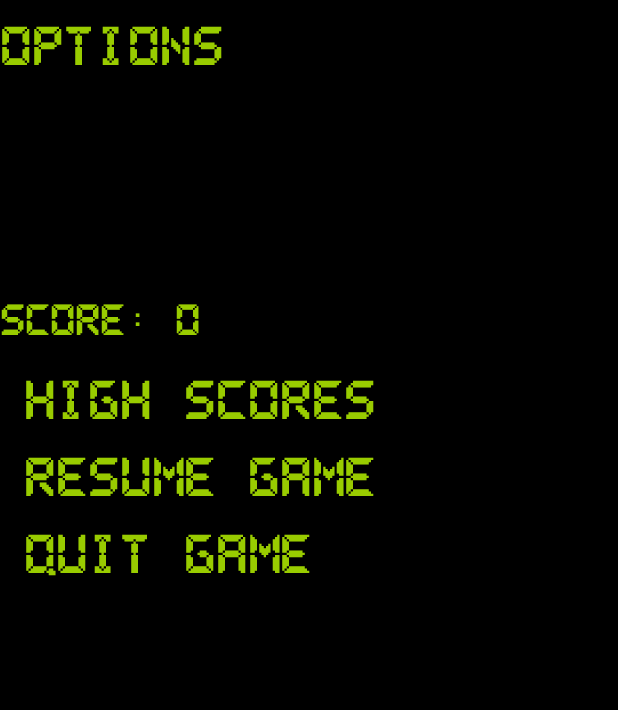
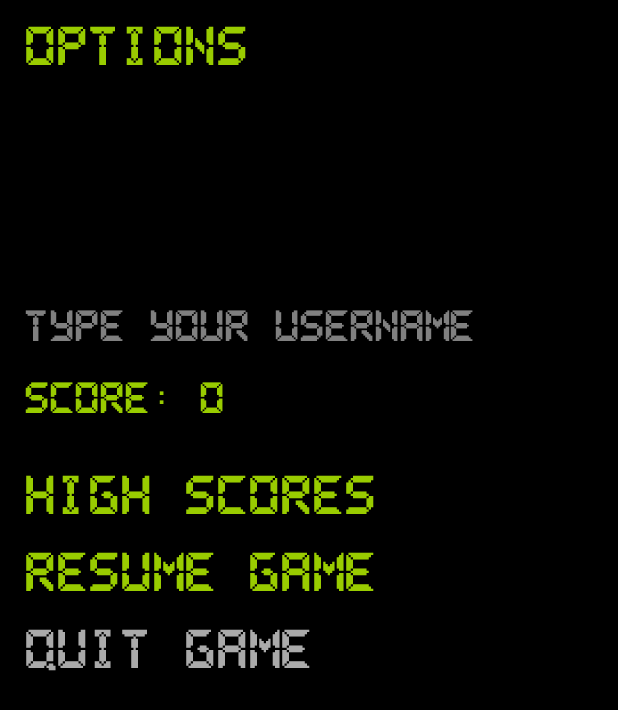
Before and after one commit to StevenMHernandez/The-Group-cmsc355-android-app, an Android app: the OptionsActivity screen opened directly, with no data from a screen before it, on a phone screen of 412 x 824 dp. Shown: the top 710 px of the screen. Run offline under Robolectric (Android 15) with nearby library versions, the phone set to English and light mode, and no system bars; network calls fail.

Commit message:
added username input, highscores only post if user has a username, moved snake layout elements, other minor fixes

```diff
--- a/app/src/main/java/thegroup/snakego/HighScoresActivity.java
+++ b/app/src/main/java/thegroup/snakego/HighScoresActivity.java
@@ -13,12 +13,12 @@ import org.json.JSONArray;
 import org.json.JSONObject;
 
 import thegroup.snakego.database.HighScores;
+import thegroup.snakego.elements.SnakeTextView;
 import thegroup.snakego.interfaces.HttpResultsInterface;
-import thegroup.snakego.utils.SnakeTypeface;
 
 public class HighScoresActivity extends AppCompatActivity implements HttpResultsInterface {
 
-    SnakeTypeface returnToOptionsText;
+    SnakeTextView returnToOptionsText;
     ListView highscoresList;
 
     @Override
@@ -26,7 +26,7 @@ public class HighScoresActivity extends AppCompatActivity implements HttpResults
         super.onCreate(savedInstanceState);
         setContentView(R.layout.activity_high_scores);
 
-        returnToOptionsText = (SnakeTypeface) findViewById(R.id.return_to_options_page);
+        returnToOptionsText = (SnakeTextView) findViewById(R.id.return_to_options_page);
         this.returnToOptionsText.setOnClickListener(new View.OnClickListener() {
             @Override
             public void onClick(View view) {
--- a/app/src/main/java/thegroup/snakego/OptionsActivity.java
+++ b/app/src/main/java/thegroup/snakego/OptionsActivity.java
@@ -5,15 +5,18 @@ import android.os.Bundle;
 import android.support.v7.app.AppCompatActivity;
 import android.view.View;
 
+import thegroup.snakego.elements.SnakeEditText;
+import thegroup.snakego.elements.SnakeTextView;
 import thegroup.snakego.models.User;
-import thegroup.snakego.utils.SnakeTypeface;
+import thegroup.snakego.watchers.UsernameTextWatcher;
 
 public class OptionsActivity extends AppCompatActivity {
 
-    SnakeTypeface resumeGameText;
-    SnakeTypeface hsText;
-    SnakeTypeface quitText;
-    SnakeTypeface score;
+    SnakeEditText usernameInput;
+    SnakeTextView resumeGameText;
+    SnakeTextView highScoreText;
+    SnakeTextView quitText;
+    SnakeTextView score;
 
     @Override
     protected void onCreate(Bundle savedInstanceState) {
@@ -22,10 +25,14 @@ public class OptionsActivity extends AppCompatActivity {
 
         int scores = User.get().getScore();
 
-        score = (SnakeTypeface) findViewById(R.id.your_score_text);
+        score = (SnakeTextView) findViewById(R.id.your_score_text);
         score.setText("Score: " + scores);
 
-        resumeGameText = (SnakeTypeface) findViewById(R.id.resume_game_text);
+        this.usernameInput = (SnakeEditText) findViewById(R.id.user_name);
+        this.usernameInput.setText(User.get().getName());
+        this.usernameInput.addTextChangedListener(new UsernameTextWatcher());
+
+        resumeGameText = (SnakeTextView) findViewById(R.id.resume_game_text);
         this.resumeGameText.setOnClickListener(new View.OnClickListener() {
             @Override
             public void onClick(View view) {
@@ -33,16 +40,16 @@ public class OptionsActivity extends AppCompatActivity {
             }
         });
 
-        hsText = (SnakeTypeface) findViewById(R.id.high_scores_text);
+        highScoreText = (SnakeTextView) findViewById(R.id.high_scores_text);
 
-        hsText.setOnClickListener(new View.OnClickListener() {
+        highScoreText.setOnClickListener(new View.OnClickListener() {
             @Override
             public void onClick(View view) {
                 clickHighScoresText();
             }
         });
 
-        quitText = (SnakeTypeface) findViewById(R.id.quit_game_text);
+        quitText = (SnakeTextView) findViewById(R.id.quit_game_text);
         quitText.setOnClickListener(new View.OnClickListener() {
             @Override
             public void onClick(View view) {
--- a/app/src/main/java/thegroup/snakego/utils/SnakeTypeface.java
+++ b/app/src/main/java/thegroup/snakego/elements/SnakeEditText.java
@@ -1,23 +1,22 @@
-package thegroup.snakego.utils;
-
+package thegroup.snakego.elements;
 
 import android.content.Context;
 import android.graphics.Typeface;
 import android.util.AttributeSet;
-import android.widget.TextView;
+import android.widget.EditText;
 
-public class SnakeTypeface extends TextView {
-    public SnakeTypeface(Context context) {
+public class SnakeEditText extends EditText {
+    public SnakeEditText(Context context) {
         super(context);
         init();
     }
 
-    public SnakeTypeface(Context context, AttributeSet attrs) {
+    public SnakeEditText(Context context, AttributeSet attrs) {
         super(context, attrs);
         init();
     }
 
-    public SnakeTypeface(Context context, AttributeSet attrs, int defStyleAttr) {
+    public SnakeEditText(Context context, AttributeSet attrs, int defStyleAttr) {
         super(context, attrs, defStyleAttr);
         init();
     }
@@ -29,5 +28,4 @@ public class SnakeTypeface extends TextView {
             setTypeface(snake);
         }
     }
-
 }
--- /dev/null
+++ b/app/src/main/java/thegroup/snakego/elements/SnakeTextView.java
@@ -0,0 +1,31 @@
+package thegroup.snakego.elements;
+
+import android.content.Context;
+import android.graphics.Typeface;
+import android.util.AttributeSet;
+import android.widget.TextView;
+
+public class SnakeTextView extends TextView {
+    public SnakeTextView(Context context) {
+        super(context);
+        init();
+    }
+
+    public SnakeTextView(Context context, AttributeSet attrs) {
+        super(context, attrs);
+        init();
+    }
+
+    public SnakeTextView(Context context, AttributeSet attrs, int defStyleAttr) {
+        super(context, attrs, defStyleAttr);
+        init();
+    }
+
+    private void init() {
+        if (!isInEditMode()) {
+            Typeface snake = Typeface
+                    .createFromAsset(getContext().getAssets(), "fonts/snake_font.ttf");
+            setTypeface(snake);
+        }
+    }
+}
--- /dev/null
+++ b/app/src/main/java/thegroup/snakego/watchers/UsernameTextWatcher.java
@@ -0,0 +1,23 @@
+package thegroup.snakego.watchers;
+
+import android.text.Editable;
+import android.text.TextWatcher;
+
+import thegroup.snakego.models.User;
+
+public class UsernameTextWatcher implements TextWatcher {
+    @Override
+    public void beforeTextChanged(CharSequence string, int start, int count, int after) {
+        //
+    }
+
+    @Override
+    public void onTextChanged(CharSequence string, int start, int before, int count) {
+        User.get().setName(string.toString());
+    }
+
+    @Override
+    public void afterTextChanged(Editable string) {
+        //
+    }
+}
--- a/app/src/main/res/layout/options_layout.xml
+++ b/app/src/main/res/layout/options_layout.xml
@@ -1,88 +1,115 @@
 <?xml version="1.0" encoding="utf-8"?>
 <RelativeLayout xmlns:android="http://schemas.android.com/apk/res/android"
-                android:orientation="vertical"
-    android:layout_height="match_parent"
-                android:background="@android:color/white"
+                android:layout_width="match_parent"
+                android:layout_height="match_parent"
                 android:layout_centerHorizontal="true"
                 android:layout_centerVertical="true"
-    android:theme="@android:style/Theme.Translucent"
-    android:hapticFeedbackEnabled="true"
-    android:layout_width="match_parent">
+                android:background="@android:color/white"
+                android:hapticFeedbackEnabled="true"
+                android:orientation="vertical"
+                android:theme="@android:style/Theme.Translucent">
 
     <LinearLayout
-        android:orientation="vertical"
+        android:id="@+id/layout1"
         android:layout_width="match_parent"
         android:layout_height="match_parent"
-        android:weightSum="1"
+        android:layout_alignParentStart="true"
         android:layout_alignParentTop="true"
-        android:layout_alignParentStart="true"
-        android:id="@+id/layout1"
-        android:background="@android:color/black">
+        android:background="@android:color/black"
+        android:orientation="vertical"
+        android:weightSum="1">
 
-        <thegroup.snakego.utils.SnakeTypeface
-            android:text="@string/options"
+        <thegroup.snakego.elements.SnakeTextView
+            android:id="@+id/options_page_text"
             android:layout_width="wrap_content"
             android:layout_height="wrap_content"
             android:layout_alignParentTop="true"
             android:layout_centerHorizontal="true"
-            android:id="@+id/options_page_text"
-            android:textSize="30sp"
+            android:layout_marginBottom="150dp"
+            android:layout_marginEnd="16dp"
+            android:layout_marginLeft="16dp"
+            android:layout_marginRight="16dp"
+            android:layout_marginStart="16dp"
+            android:layout_marginTop="16dp"
+            android:text="@string/options"
             android:textColor="@android:color/holo_green_light"
-            android:layout_marginTop="16dp"
-            android:layout_marginBottom="150dp"/>
+            android:textSize="30sp"/>
 
-        <thegroup.snakego.utils.SnakeTypeface
+        <thegroup.snakego.elements.SnakeEditText
+            android:id="@+id/user_name"
+            android:layout_width="match_parent"
+            android:layout_height="36dp"
+            android:layout_alignLeft="@+id/resume_game_text"
+            android:layout_alignStart="@+id/resume_game_text"
+            android:layout_below="@+id/options_page_text"
+            android:layout_marginBottom="16dp"
+            android:layout_marginEnd="16dp"
+            android:layout_marginLeft="16dp"
+            android:layout_marginRight="16dp"
+            android:layout_marginStart="16dp"
+            android:background="@android:color/black"
+            android:hint="@string/type_your_username"
+            android:inputType="text"
+            android:textColor="@android:color/darker_gray"
+            android:textSize="24dp"/>
+
+        <thegroup.snakego.elements.SnakeTextView
+            android:id="@+id/your_score_text"
             android:layout_width="match_parent"
             android:layout_height="19dp"
-            android:textSize="24sp"
-            android:textColor="@android:color/holo_green_light"
-            android:id="@+id/your_score_text"
-            android:layout_below="@+id/options_page_text"
             android:layout_alignLeft="@+id/resume_game_text"
             android:layout_alignStart="@+id/resume_game_text"
-            android:layout_weight="0.07" />
+            android:layout_below="@+id/user_name"
+            android:layout_marginBottom="16dp"
+            android:layout_marginEnd="16dp"
+            android:layout_marginLeft="16dp"
+            android:layout_marginRight="16dp"
+            android:layout_marginStart="16dp"
+            android:layout_weight="0.07"
+            android:textColor="@android:color/holo_green_light"
+            android:textSize="24sp"/>
 
-        <thegroup.snakego.utils.SnakeTypeface
-            android:text="@string/h_scores"
+        <thegroup.snakego.elements.SnakeTextView
+            android:id="@+id/high_scores_text"
             android:layout_width="match_parent"
             android:layout_height="wrap_content"
             android:layout_below="@+id/resume_game_text"
-            android:textSize="30sp"
-            android:id="@+id/high_scores_text"
+            android:layout_marginBottom="16dp"
+            android:layout_marginEnd="16dp"
+            android:layout_marginLeft="16dp"
+            android:layout_marginRight="16dp"
             android:layout_marginStart="16dp"
-            android:layout_marginLeft="16dp"
-            android:layout_marginEnd="16dp"
-            android:layout_marginRight="16dp"
-            android:layout_marginBottom="16dp"
-            android:textColor="@android:color/holo_green_light"/>
+            android:text="@string/h_scores"
+            android:textColor="@android:color/holo_green_light"
+            android:textSize="30sp"/>
 
-        <thegroup.snakego.utils.SnakeTypeface
-            android:text="@string/resume"
+        <thegroup.snakego.elements.SnakeTextView
+            android:id="@+id/resume_game_text"
             android:layout_width="match_parent"
             android:layout_height="wrap_content"
+            android:layout_below="@+id/your_score_text"
+            android:layout_marginBottom="16dp"
+            android:layout_marginEnd="16dp"
+            android:layout_marginLeft="16dp"
+            android:layout_marginRight="16dp"
+            android:layout_marginStart="16dp"
+            android:text="@string/resume"
             android:textColor="@android:color/holo_green_light"
-            android:textSize="30sp"
-            android:id="@+id/resume_game_text"
-            android:layout_below="@+id/your_score_text"
-            android:layout_marginStart="16dp"
-            android:layout_marginLeft="16dp"
-            android:layout_marginEnd="16dp"
-            android:layout_marginBottom="16dp"
-            android:layout_marginRight="16dp"/>
+            android:textSize="30sp"/>
 
-        <thegroup.snakego.utils.SnakeTypeface
-            android:text="@string/quit"
+        <thegroup.snakego.elements.SnakeTextView
+            android:id="@+id/quit_game_text"
             android:layout_width="match_parent"
             android:layout_height="wrap_content"
             android:layout_below="@+id/high_scores_text"
-            android:textSize="30sp"
-            android:textColor="@android:color/holo_green_light"
+            android:layout_marginBottom="16dp"
+            android:layout_marginEnd="16dp"
+            android:layout_marginLeft="16dp"
+            android:layout_marginRight="16dp"
             android:layout_marginStart="16dp"
-            android:layout_marginLeft="16dp"
-            android:layout_marginEnd="16dp"
-            android:layout_marginRight="16dp"
-            android:layout_marginBottom="16dp"
-            android:id="@+id/quit_game_text"/>
+            android:text="@string/quit"
+            android:textColor="@android:color/darker_gray"
+            android:textSize="30sp"/>
 
     </LinearLayout>
 
--- a/app/src/main/res/values/strings.xml
+++ b/app/src/main/res/values/strings.xml
@@ -12,4 +12,5 @@
     <string name="h_scores">High Scores</string>
     <string name="resume">Resume Game</string>
     <string name="quit">Quit Game</string>
+    <string name="type_your_username">Type your Username</string>
 </resources>
```
Also changed, not shown: app/src/main/java/thegroup/snakego/models/User.java (+10 -15 lines), app/src/main/java/thegroup/snakego/observers/UserObserver.java (+6 -2 lines), app/src/main/res/layout/activity_high_scores.xml (+42 -28 lines), app/src/main/res/layout/highscore_list_view.xml (+8 -9 lines), 1 other file.
